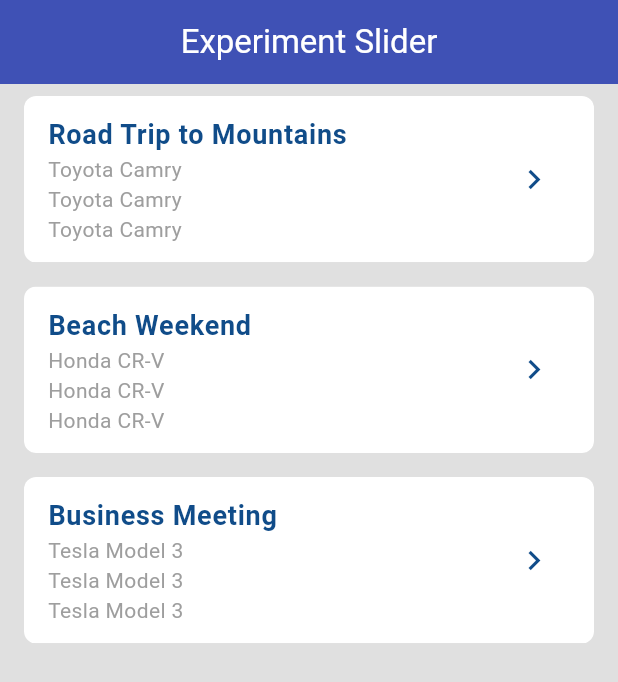
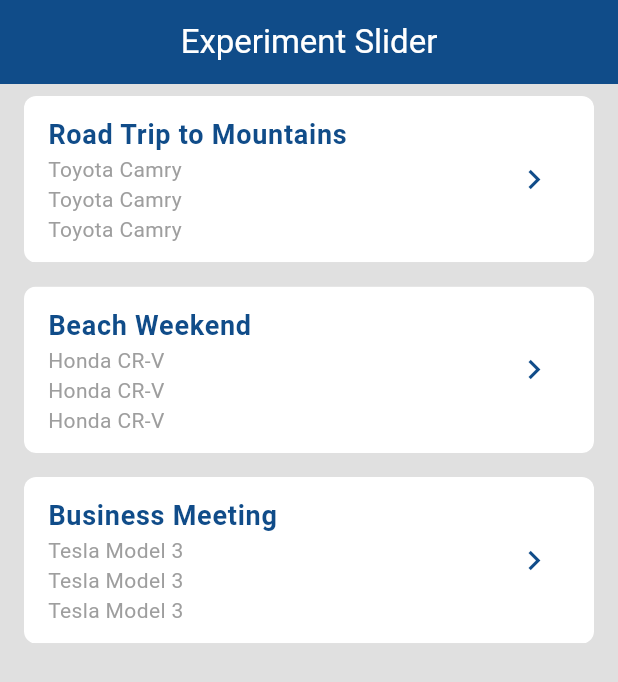
Before and after one commit to skieabad/flutter_experiment, a Flutter app: the screen it shows after launch, on a phone screen of 412 x 824 dp. Shown: the top 682 px of the screen. Run offline on Flutter 3.47's test engine with Material 3 defaults, Android fonts, the phone set to English and light mode, and no system bars; drawn by our look-alikes of flutter_slidable; our stand-ins replace flutter_expandable_fab, flutter_svg; missing offline and left inert: floating_action_bubble, simple_barcode_scanner.

Commit message:
create a final variable for primary color

```diff
--- a/lib/pages/experiment_default_slider_page.dart
+++ b/lib/pages/experiment_default_slider_page.dart
@@ -27,12 +27,14 @@ class _ExperimentDefaultSliderPageState
     Trip(name: "Business Meeting", vehicleName: "Tesla Model 3"),
   ];
 
+  final Color primaryColor = Color(0xFF104C89);
+
   @override
   Widget build(BuildContext context) {
     return Scaffold(
       appBar: AppBar(
         title: Text('Experiment Slider'),
-        backgroundColor: Colors.indigo,
+        backgroundColor: primaryColor,
       ),
       backgroundColor: Colors.grey.shade300,
       body: ListView.builder(
@@ -110,7 +112,7 @@ class _ExperimentDefaultSliderPageState
                         trip.name,
                         style: TextStyle(
                           fontSize: 18,
-                          color: Color(0xFF104C89),
+                          color: primaryColor,
                           fontWeight: FontWeight.bold,
                         ),
                       ),
@@ -135,7 +137,7 @@ class _ExperimentDefaultSliderPageState
                         icon: Icon(
                           Icons.navigate_next,
                           size: 26,
-                          color: Color(0xFF104C89),
+                          color: primaryColor,
                         ),
                         onPressed: null,
                       ),
@@ -168,7 +170,7 @@ class _ExperimentDefaultSliderPageState
                   style: TextStyle(
                     fontSize: 18,
                     fontWeight: FontWeight.bold,
-                    color: Color(0xFF104C89),
+                    color: primaryColor,
                   ),
                 ),
               ),
```
